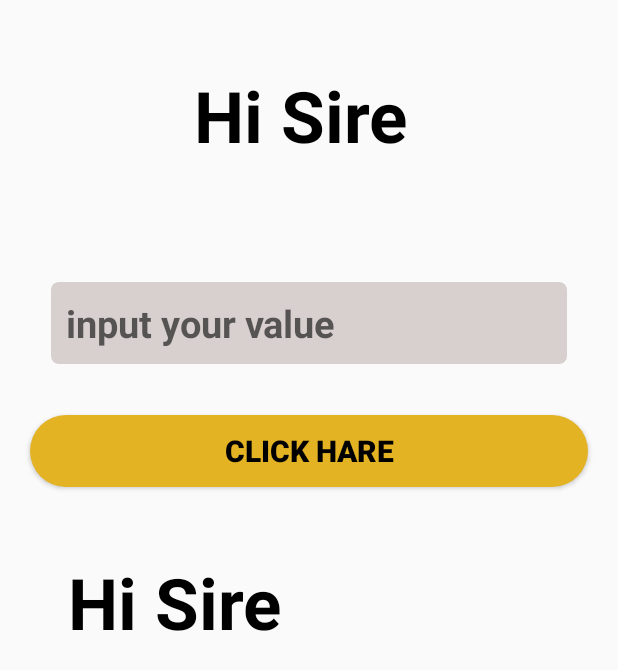
After one commit to sowrovislam/quiz, an Android app: the MainActivity10 screen opened directly, with no data from a screen before it, on a phone screen of 412 x 824 dp. The commit adds this screen. Shown: the top 670 px of the screen. Run offline under Robolectric (Android 15) with nearby library versions, the phone set to English and light mode, and no system bars; Roboto replaces fonts that are not available here.

Commit message:
last one

```diff
--- a/app/src/main/AndroidManifest.xml
+++ b/app/src/main/AndroidManifest.xml
@@ -16,6 +16,9 @@
         android:supportsRtl="true"
         android:theme="@style/Theme.Quiz"
         tools:targetApi="31">
+        <activity
+            android:name=".MainActivity10"
+            android:exported="false" />
         <activity
             android:name=".MainActivity9"
             android:exported="false" />
--- a/app/src/main/java/com/example/quiz/MainActivity.java
+++ b/app/src/main/java/com/example/quiz/MainActivity.java
@@ -11,7 +11,7 @@ import android.view.View;
 
 public class MainActivity extends AppCompatActivity {
 
-    CardView card1,card2,card3,card4,card5,card6;
+    CardView card1,card2,card3,card4,card5,card6,card7,card8;
 
     @Override
     protected void onCreate(Bundle savedInstanceState) {
@@ -24,7 +24,8 @@ public class MainActivity extends AppCompatActivity {
         card4=findViewById(R.id.card4);
         card5=findViewById(R.id.card5);
         card6=findViewById(R.id.card6);
-
+        card7=findViewById(R.id.card7);
+//        card6=findViewById(R.id.card6);
 
         card1.setOnClickListener(new View.OnClickListener() {
             @Override
@@ -78,6 +79,15 @@ public class MainActivity extends AppCompatActivity {
             @Override
             public void onClick(View v) {
                 startActivity(new Intent(MainActivity.this,MainActivity9.class));
+            }
+        });
+
+
+
+        card7.setOnClickListener(new View.OnClickListener() {
+            @Override
+            public void onClick(View v) {
+                startActivity(new Intent(MainActivity.this,MainActivity10.class));
             }
         });
 
--- /dev/null
+++ b/app/src/main/java/com/example/quiz/MainActivity10.java
@@ -0,0 +1,64 @@
+package com.example.quiz;
+
+import androidx.appcompat.app.AppCompatActivity;
+
+import android.os.Bundle;
+import android.view.View;
+import android.widget.Button;
+import android.widget.EditText;
+import android.widget.TextView;
+
+public class MainActivity10 extends AppCompatActivity {
+
+
+
+
+
+    EditText edtex;
+    Button button;
+
+    TextView tvdisplay;
+
+    @Override
+    protected void onCreate(Bundle savedInstanceState) {
+        super.onCreate(savedInstanceState);
+        setContentView(R.layout.activity_main10);
+
+        edtex=findViewById(R.id.edtex);
+        button=findViewById(R.id.button);
+        tvdisplay=findViewById(R.id.tvdisplay);
+
+
+
+
+        button.setOnClickListener(new View.OnClickListener() {
+            @Override
+            public void onClick(View v) {
+
+
+
+
+
+
+
+
+
+
+
+
+
+
+
+
+            }
+        });
+
+
+
+
+
+
+
+
+    }
+}
--- /dev/null
+++ b/app/src/main/res/drawable/edittex.xml
@@ -0,0 +1,16 @@
+<?xml version="1.0" encoding="utf-8"?>
+<shape xmlns:android="http://schemas.android.com/apk/res/android">
+
+
+    <solid android:color="#D8CFCF"/>
+
+    <padding android:right="10dp" android:bottom="10dp" android:top="10dp" android:left="10dp"/>
+    <corners android:radius="5dp"/>
+
+
+
+
+
+
+
+</shape>
--- a/app/src/main/res/layout/activity_main.xml
+++ b/app/src/main/res/layout/activity_main.xml
@@ -214,6 +214,7 @@
 
 
             <androidx.cardview.widget.CardView
+                android:id="@+id/card7"
                 android:layout_width="match_parent"
                 android:layout_height="70dp"
                 android:layout_marginStart="20dp"
@@ -229,7 +230,7 @@
                     android:layout_gravity="center"
                     android:fontFamily="@font/aclonica"
                     android:gravity="center"
-                    android:text="MY ALL APP"
+                    android:text="divisible"
                     android:textColor="@color/black"
                     android:textSize="30dp"
                     android:textStyle="bold" />
--- /dev/null
+++ b/app/src/main/res/layout/activity_main10.xml
@@ -0,0 +1,75 @@
+<?xml version="1.0" encoding="utf-8"?>
+<LinearLayout xmlns:android="http://schemas.android.com/apk/res/android"
+    xmlns:app="http://schemas.android.com/apk/res-auto"
+    xmlns:tools="http://schemas.android.com/tools"
+    android:layout_width="match_parent"
+    android:layout_height="match_parent"
+    android:orientation="vertical"
+    tools:context=".MainActivity10">
+
+    <TextView
+        android:layout_width="match_parent"
+        android:layout_height="wrap_content"
+        android:text="Hi Sire "
+        android:textSize="47dp"
+        android:textStyle="bold"
+        android:textColor="@color/black"
+        android:gravity="center"
+        android:layout_margin="45dp"/>
+
+
+
+    <EditText
+        android:id="@+id/edtex"
+        android:layout_width="match_parent"
+        android:layout_height="wrap_content"
+        android:hint="input your value"
+        android:inputType="number"
+        android:textSize="25sp"
+        android:textStyle="bold"
+        android:textColor="@color/black"
+        android:layout_margin="34dp"
+        android:background="@drawable/edittex"
+       />
+
+    <Button
+        android:id="@+id/button"
+        android:layout_width="match_parent"
+        android:layout_height="wrap_content"
+        android:text="click hare"
+        android:textColor="@color/black"
+        android:textStyle="bold"
+        android:textSize="20dp"
+        android:background="@drawable/buttton"
+        android:layout_marginStart="20dp"
+        android:layout_marginEnd="20dp"/>
+
+
+    <TextView
+        android:id="@+id/tvdisplay"
+        android:layout_width="match_parent"
+        android:layout_height="wrap_content"
+        android:text="Hi Sire "
+        android:textSize="47dp"
+        android:textStyle="bold"
+        android:textColor="@color/black"
+
+        android:layout_margin="45dp"/>
+
+
+
+
+
+
+
+
+
+
+
+
+
+
+
+
+
+</LinearLayout>
```
